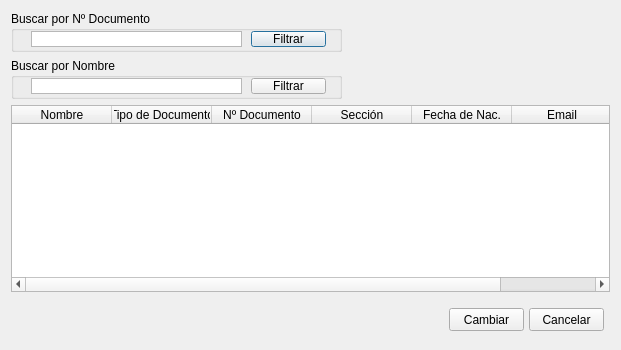
Before: the Qt Designer form src/ui/DialogCambiarDeSeccionUnEmpleado.ui in guilleurrutia10/division-transporte, drawn with Qt 5.
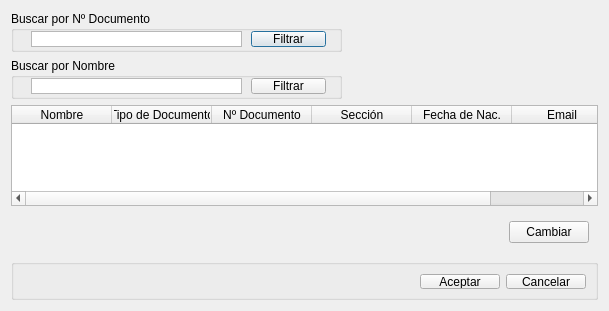
After: the same form once the commit is applied.

Commit message: modificaciones ui con group box parte 2

What changed in the file:
```diff
--- a/src/ui/DialogCambiarDeSeccionUnEmpleado.ui
+++ b/src/ui/DialogCambiarDeSeccionUnEmpleado.ui
@@ -6,8 +6,8 @@
    <rect>
     <x>0</x>
     <y>0</y>
-    <width>621</width>
-    <height>350</height>
+    <width>609</width>
+    <height>311</height>
    </rect>
   </property>
   <property name="windowTitle">
@@ -156,61 +156,117 @@
      </column>
     </widget>
    </item>
-   <item row="3" column="0">
-    <spacer name="horizontalSpacer">
+   <item row="5" column="0" colspan="2">
+    <widget class="QGroupBox" name="groupBoxButtonBox">
+     <property name="minimumSize">
+      <size>
+       <width>271</width>
+       <height>41</height>
+      </size>
+     </property>
+     <property name="maximumSize">
+      <size>
+       <width>16777215</width>
+       <height>41</height>
+      </size>
+     </property>
+     <property name="title">
+      <string/>
+     </property>
+     <layout class="QGridLayout" name="gridLayout_2">
+      <property name="leftMargin">
+       <number>9</number>
+      </property>
+      <property name="topMargin">
+       <number>9</number>
+      </property>
+      <property name="rightMargin">
+       <number>9</number>
+      </property>
+      <property name="bottomMargin">
+       <number>8</number>
+      </property>
+      <item row="0" column="1">
+       <widget class="QPushButton" name="pushButtonAceptar">
+        <property name="text">
+         <string>Aceptar</string>
+        </property>
+       </widget>
+      </item>
+      <item row="0" column="2">
+       <widget class="QPushButton" name="pushButtonCancelar">
+        <property name="text">
+         <string>Cancelar</string>
+        </property>
+       </widget>
+      </item>
+      <item row="0" column="0">
+       <spacer name="horizontalSpacer_2">
+        <property name="orientation">
+         <enum>Qt::Horizontal</enum>
+        </property>
+        <property name="sizeHint" stdset="0">
+         <size>
+          <width>40</width>
+          <height>20</height>
+         </size>
+        </property>
+       </spacer>
+      </item>
+     </layout>
+    </widget>
+   </item>
+   <item row="4" column="1">
+    <widget class="QWidget" name="widget" native="true">
+     <property name="minimumSize">
+      <size>
+       <width>431</width>
+       <height>41</height>
+      </size>
+     </property>
+     <property name="maximumSize">
+      <size>
+       <width>431</width>
+       <height>41</height>
+      </size>
+     </property>
+     <layout class="QGridLayout" name="gridLayout_3">
+      <item row="0" column="1">
+       <widget class="QPushButton" name="pushButton_Cambiar">
+        <property name="text">
+         <string>Cambiar</string>
+        </property>
+       </widget>
+      </item>
+      <item row="0" column="0">
+       <spacer name="horizontalSpacer">
+        <property name="orientation">
+         <enum>Qt::Horizontal</enum>
+        </property>
+        <property name="sizeHint" stdset="0">
+         <size>
+          <width>163</width>
+          <height>20</height>
+         </size>
+        </property>
+       </spacer>
+      </item>
+     </layout>
+    </widget>
+   </item>
+   <item row="4" column="0">
+    <spacer name="horizontalSpacer_3">
      <property name="orientation">
       <enum>Qt::Horizontal</enum>
      </property>
      <property name="sizeHint" stdset="0">
       <size>
-       <width>163</width>
+       <width>40</width>
        <height>20</height>
       </size>
      </property>
     </spacer>
    </item>
-   <item row="3" column="1">
-    <widget class="QWidget" name="widget" native="true">
-     <property name="minimumSize">
-      <size>
-       <width>431</width>
-       <height>41</height>
-      </size>
-     </property>
-     <property name="maximumSize">
-      <size>
-       <width>431</width>
-       <height>41</height>
-      </size>
-     </property>
-     <widget class="QPushButton" name="pushButton_Cancelar">
-      <property name="geometry">
-       <rect>
-        <x>350</x>
-        <y>10</y>
-        <width>75</width>
-        <height>23</height>
-       </rect>
-      </property>
-      <property name="text">
-       <string>Cancelar</string>
-      </property>
-     </widget>
-     <widget class="QPushButton" name="pushButton_Cambiar">
-      <property name="geometry">
-       <rect>
-        <x>270</x>
-        <y>10</y>
-        <width>75</width>
-        <height>23</height>
-       </rect>
-      </property>
-      <property name="text">
-       <string>Cambiar</string>
-      </property>
-     </widget>
-    </widget>
-   </item>
   </layout>
  </widget>
  <resources/>
```
Left out of the diff: 6 changed lines with no effect on the pictures. The commit also changes 28 other files.
